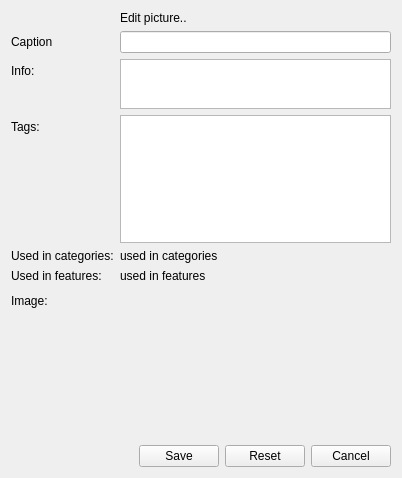
First picture: the form in client/uiforms/picture_edit.ui, repository Wolframe/configurator, before the edit.
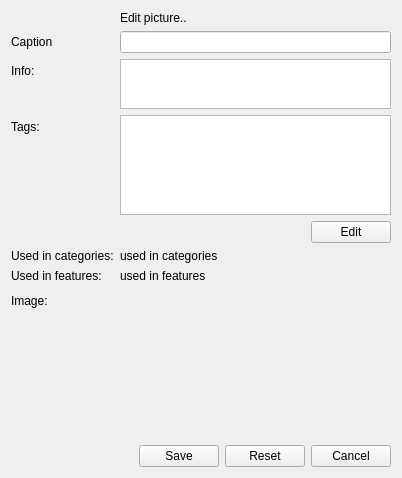
Second picture: the form after the edit. Icons and pictures are not drawn. Custom widgets are drawn as their Qt base class.

Commit message: readded edit button to picture_edit

Patch:
```diff
--- a/client/uiforms/picture_edit.ui
+++ b/client/uiforms/picture_edit.ui
@@ -92,14 +92,41 @@
      </property>
     </widget>
    </item>
-   <item row="6" column="0">
+   <item row="4" column="1">
+    <layout class="QHBoxLayout" name="horizontalLayout_2">
+     <item>
+      <spacer name="horizontalSpacer_2">
+       <property name="orientation">
+        <enum>Qt::Horizontal</enum>
+       </property>
+       <property name="sizeHint" stdset="0">
+        <size>
+         <width>40</width>
+         <height>20</height>
+        </size>
+       </property>
+      </spacer>
+     </item>
+     <item>
+      <widget class="QPushButton" name="add_edit_button">
+       <property name="text">
+        <string>Edit</string>
+       </property>
+       <property name="form" stdset="0">
+        <string>tag_select?widgetid={main.widgetid}_tag&amp;tag.selected={tags.id}</string>
+       </property>
+      </widget>
+     </item>
+    </layout>
+   </item>
+   <item row="7" column="0">
     <widget class="QLabel" name="label_image">
      <property name="text">
       <string>Image:</string>
      </property>
     </widget>
    </item>
-   <item row="6" column="1">
+   <item row="7" column="1">
     <widget class="PictureChooser" name="image">
      <property name="minimumSize">
       <size>
@@ -165,28 +192,28 @@
      </item>
     </layout>
    </item>
-   <item row="4" column="0">
+   <item row="5" column="0">
     <widget class="QLabel" name="label_used_in_categories">
      <property name="text">
       <string>Used in categories:</string>
      </property>
     </widget>
    </item>
-   <item row="5" column="0">
+   <item row="6" column="0">
     <widget class="QLabel" name="label_used_in_features">
      <property name="text">
       <string>Used in features:</string>
      </property>
     </widget>
    </item>
-   <item row="4" column="1">
+   <item row="5" column="1">
     <widget class="QLabel" name="used_categories">
      <property name="text">
       <string>used in categories</string>
      </property>
     </widget>
    </item>
-   <item row="5" column="1">
+   <item row="6" column="1">
     <widget class="QLabel" name="used_features">
      <property name="text">
       <string>used in features</string>
```
